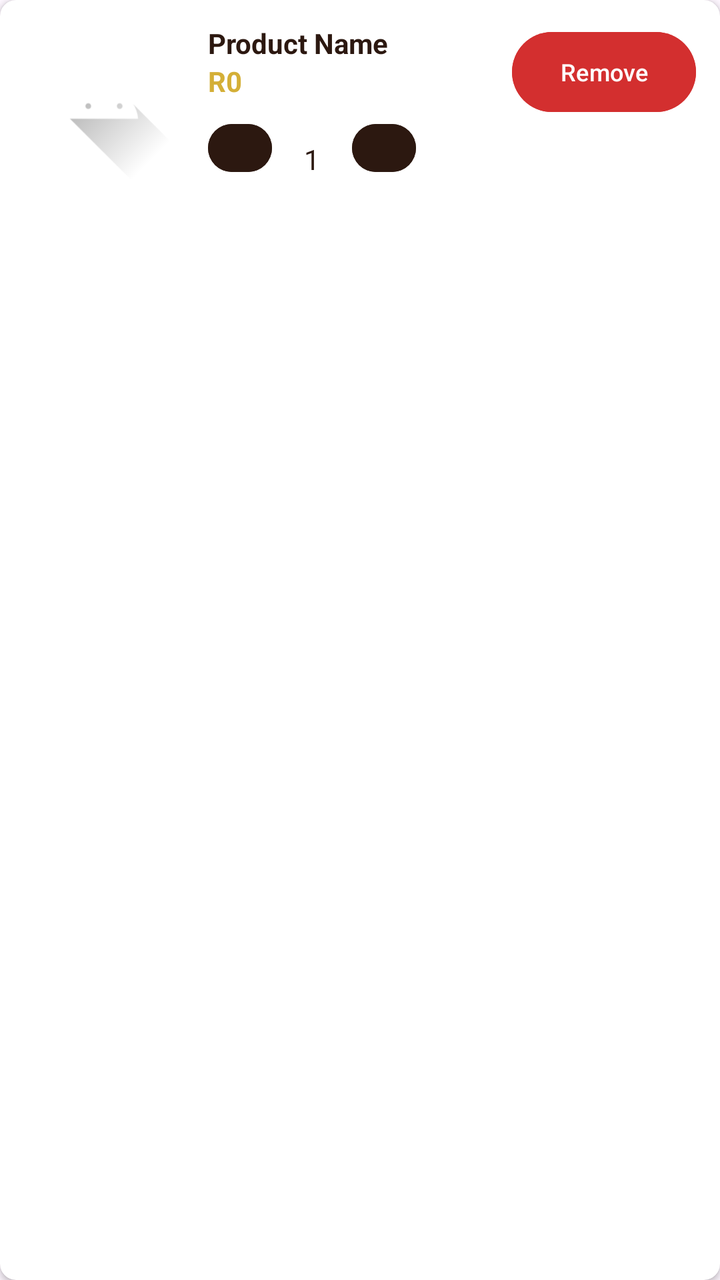
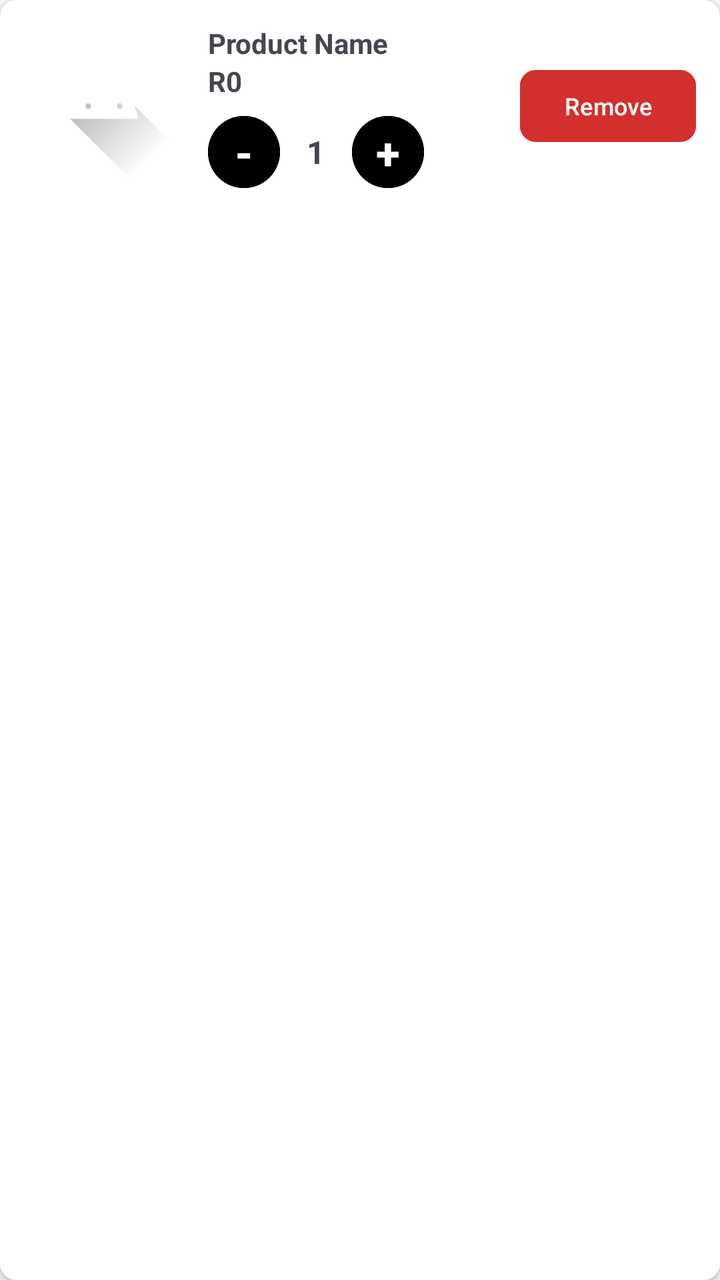

Two renders of the same Android screen: before a commit and after it. Below are the layout's source before the change and the commit's diff.
<!-- AndroidManifest.xml: application theme Theme.MSTPerfumes -->
<!-- res/layout/item_cart.xml -->
<?xml version="1.0" encoding="utf-8"?>
<androidx.cardview.widget.CardView xmlns:android="http://schemas.android.com/apk/res/android"
    xmlns:app="http://schemas.android.com/apk/res-auto"
    android:layout_width="match_parent"
    android:layout_height="wrap_content"
    android:layout_margin="8dp"
    app:cardCornerRadius="8dp"
    app:cardElevation="2dp">

    <LinearLayout
        android:layout_width="match_parent"
        android:layout_height="wrap_content"
        android:orientation="horizontal"
        android:padding="12dp">

        <ImageView
            android:id="@+id/ivCartProductImage"
            android:layout_width="80dp"
            android:layout_height="80dp"
            android:scaleType="centerCrop"
            android:src="@drawable/ic_launcher_foreground" />

        <LinearLayout
            android:layout_width="0dp"
            android:layout_height="wrap_content"
            android:layout_weight="1"
            android:layout_marginStart="12dp"
            android:orientation="vertical">

            <TextView
                android:id="@+id/tvCartProductName"
                android:layout_width="wrap_content"
                android:layout_height="wrap_content"
                android:text="Product Name"
                android:textColor="#2C1810"
                android:textSize="14sp"
                android:textStyle="bold" />

            <TextView
                android:id="@+id/tvCartProductPrice"
                android:layout_width="wrap_content"
                android:layout_height="wrap_content"
                android:text="R0"
                android:textColor="#D4AF37"
                android:textSize="14sp"
                android:textStyle="bold" />

            <LinearLayout
                android:layout_width="wrap_content"
                android:layout_height="wrap_content"
                android:layout_marginTop="8dp"
                android:orientation="horizontal">

                <Button
                    android:id="@+id/btnDecrease"
                    android:layout_width="32dp"
                    android:layout_height="32dp"
                    android:backgroundTint="#2C1810"
                    android:text="-"
                    android:textSize="16sp" />

                <TextView
                    android:id="@+id/tvQuantity"
                    android:layout_width="40dp"
                    android:layout_height="32dp"
                    android:gravity="center"
                    android:text="1"
                    android:textColor="#2C1810"
                    android:textSize="14sp" />

                <Button
                    android:id="@+id/btnIncrease"
                    android:layout_width="32dp"
                    android:layout_height="32dp"
                    android:backgroundTint="#2C1810"
                    android:text="+"
                    android:textSize="16sp" />

            </LinearLayout>
        </LinearLayout>

        <Button
            android:id="@+id/btnRemove"
            android:layout_width="wrap_content"
            android:layout_height="wrap_content"
            android:backgroundTint="#D32F2F"
            android:text="Remove"
            android:textSize="12sp" />

    </LinearLayout>
</androidx.cardview.widget.CardView>
<!-- resources referenced by this layout -->
<resources>
  <!-- drawable ic_launcher_foreground (drawable) -->
  <vector xmlns:android="http://schemas.android.com/apk/res/android"
      xmlns:aapt="http://schemas.android.com/aapt"
      android:width="108dp"
      android:height="108dp"
      android:viewportWidth="108"
      android:viewportHeight="108">
      <path android:pathData="M31,63.928c0,0 6.4,-11 12.1,-13.1c7.2,-2.6 26,-1.4 26,-1.4l38.1,38.1L107,108.928l-32,-1L31,63.928z">
          <aapt:attr name="android:fillColor">
              <gradient
                  android:endX="85.84757"
                  android:endY="92.4963"
                  android:startX="42.9492"
                  android:startY="49.59793"
                  android:type="linear">
                  <item
                      android:color="#44000000"
                      android:offset="0.0" />
                  <item
                      android:color="#00000000"
                      android:offset="1.0" />
              </gradient>
          </aapt:attr>
      </path>
      <path
          android:fillColor="#FFFFFF"
          android:fillType="nonZero"
          android:pathData="M65.3,45.828l3.8,-6.6c0.2,-0.4 0.1,-0.9 -0.3,-1.1c-0.4,-0.2 -0.9,-0.1 -1.1,0.3l-3.9,6.7c-6.3,-2.8 -13.4,-2.8 -19.7,0l-3.9,-6.7c-0.2,-0.4 -0.7,-0.5 -1.1,-0.3C38.8,38.328 38.7,38.828 38.9,39.228l3.8,6.6C36.2,49.428 31.7,56.028 31,63.928h46C76.3,56.028 71.8,49.428 65.3,45.828zM43.4,57.328c-0.8,0 -1.5,-0.5 -1.8,-1.2c-0.3,-0.7 -0.1,-1.5 0.4,-2.1c0.5,-0.5 1.4,-0.7 2.1,-0.4c0.7,0.3 1.2,1 1.2,1.8C45.3,56.528 44.5,57.328 43.4,57.328L43.4,57.328zM64.6,57.328c-0.8,0 -1.5,-0.5 -1.8,-1.2s-0.1,-1.5 0.4,-2.1c0.5,-0.5 1.4,-0.7 2.1,-0.4c0.7,0.3 1.2,1 1.2,1.8C66.5,56.528 65.6,57.328 64.6,57.328L64.6,57.328z"
          android:strokeWidth="1"
          android:strokeColor="#00000000" />
  </vector>
  <style name="Theme.MSTPerfumes" parent="Base.Theme.MSTPerfumes" />
  <style name="Base.Theme.MSTPerfumes" parent="Theme.Material3.DayNight.NoActionBar">
          
          
      </style>
</resources>

<!-- the commit's change to res/layout/item_cart.xml (unified diff, before → after) -->
@@ -32,7 +32,7 @@
                 android:layout_width="wrap_content"
                 android:layout_height="wrap_content"
                 android:text="Product Name"
-                android:textColor="#2C1810"
+                android:textColor="@color/deep_burgundy"
                 android:textSize="14sp"
                 android:textStyle="bold" />
 
@@ -41,7 +41,7 @@
                 android:layout_width="wrap_content"
                 android:layout_height="wrap_content"
                 android:text="R0"
-                android:textColor="#D4AF37"
+                android:textColor="@color/golden_sand"
                 android:textSize="14sp"
                 android:textStyle="bold" />
 
@@ -49,43 +49,68 @@
                 android:layout_width="wrap_content"
                 android:layout_height="wrap_content"
                 android:layout_marginTop="8dp"
+                android:gravity="center_vertical"
                 android:orientation="horizontal">
 
-                <Button
+                <com.google.android.material.button.MaterialButton
                     android:id="@+id/btnDecrease"
-                    android:layout_width="32dp"
-                    android:layout_height="32dp"
-                    android:backgroundTint="#2C1810"
+                    android:layout_width="36dp"
+                    android:layout_height="36dp"
+                    android:backgroundTint="@color/golden_sand"
+                    android:padding="0dp"
                     android:text="-"
-                    android:textSize="16sp" />
+                    android:textColor="@color/deep_burgundy"
+                    android:textSize="22sp"
+                    android:textStyle="bold"
+                    android:insetTop="0dp"
+                    android:insetBottom="0dp"
+                    android:insetLeft="0dp"
+                    android:insetRight="0dp"
+                    app:cornerRadius="18dp" />
 
                 <TextView
                     android:id="@+id/tvQuantity"
-                    android:layout_width="40dp"
-                    android:layout_height="32dp"
+                    android:layout_width="36dp"
+                    android:layout_height="36dp"
                     android:gravity="center"
                     android:text="1"
-                    android:textColor="#2C1810"
-                    android:textSize="14sp" />
+                    android:textColor="@color/deep_burgundy"
+                    android:textSize="16sp"
+                    android:textStyle="bold" />
 
-                <Button
+                <com.google.android.material.button.MaterialButton
                     android:id="@+id/btnIncrease"
-                    android:layout_width="32dp"
-                    android:layout_height="32dp"
-                    android:backgroundTint="#2C1810"
+                    android:layout_width="36dp"
+                    android:layout_height="36dp"
+                    android:backgroundTint="@color/golden_sand"
+                    android:padding="0dp"
                     android:text="+"
-                    android:textSize="16sp" />
+                    android:textColor="@color/deep_burgundy"
+                    android:textSize="22sp"
+                    android:textStyle="bold"
+                    android:insetTop="0dp"
+                    android:insetBottom="0dp"
+                    android:insetLeft="0dp"
+                    android:insetRight="0dp"
+                    app:cornerRadius="18dp" />
 
             </LinearLayout>
         </LinearLayout>
 
-        <Button
+        <com.google.android.material.button.MaterialButton
             android:id="@+id/btnRemove"
             android:layout_width="wrap_content"
-            android:layout_height="wrap_content"
+            android:layout_height="36dp"
+            android:layout_gravity="center_vertical"
             android:backgroundTint="#D32F2F"
+            android:paddingHorizontal="12dp"
+            android:paddingVertical="0dp"
             android:text="Remove"
-            android:textSize="12sp" />
+            android:textColor="#FFFFFF"
+            android:textSize="12sp"
+            android:insetTop="0dp"
+            android:insetBottom="0dp"
+            app:cornerRadius="8dp" />
 
     </LinearLayout>
 </androidx.cardview.widget.CardView>
